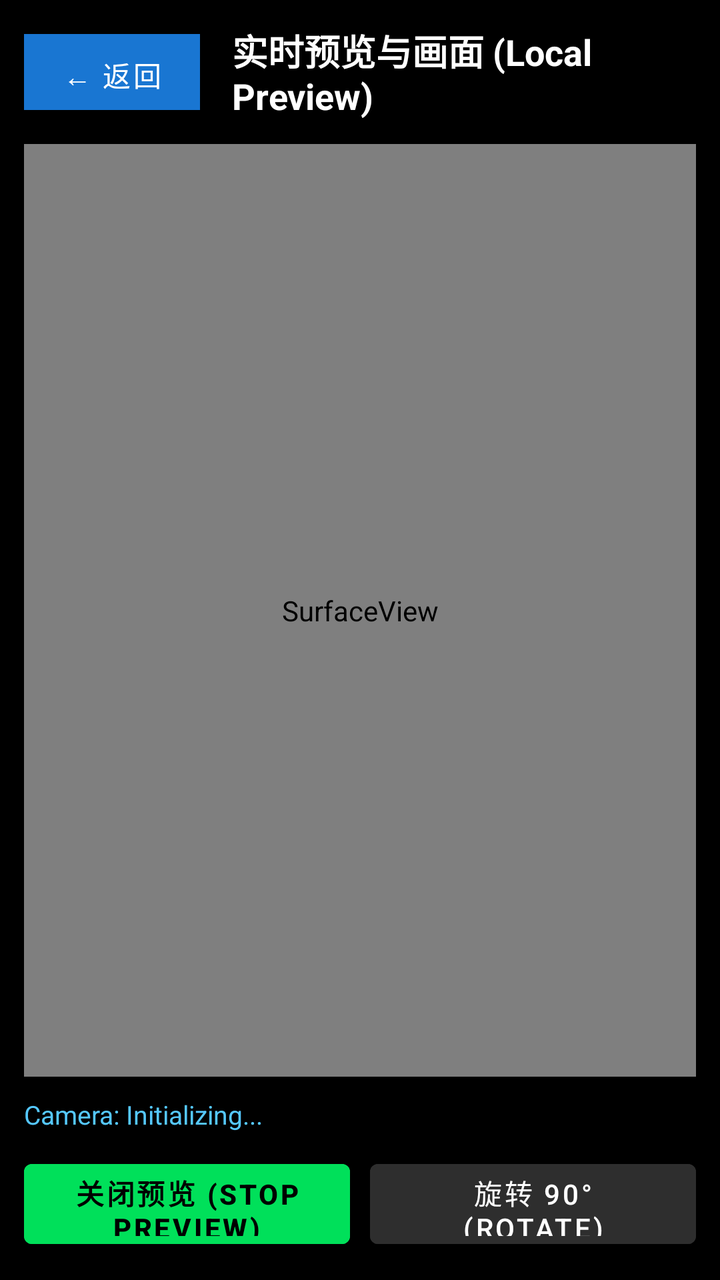
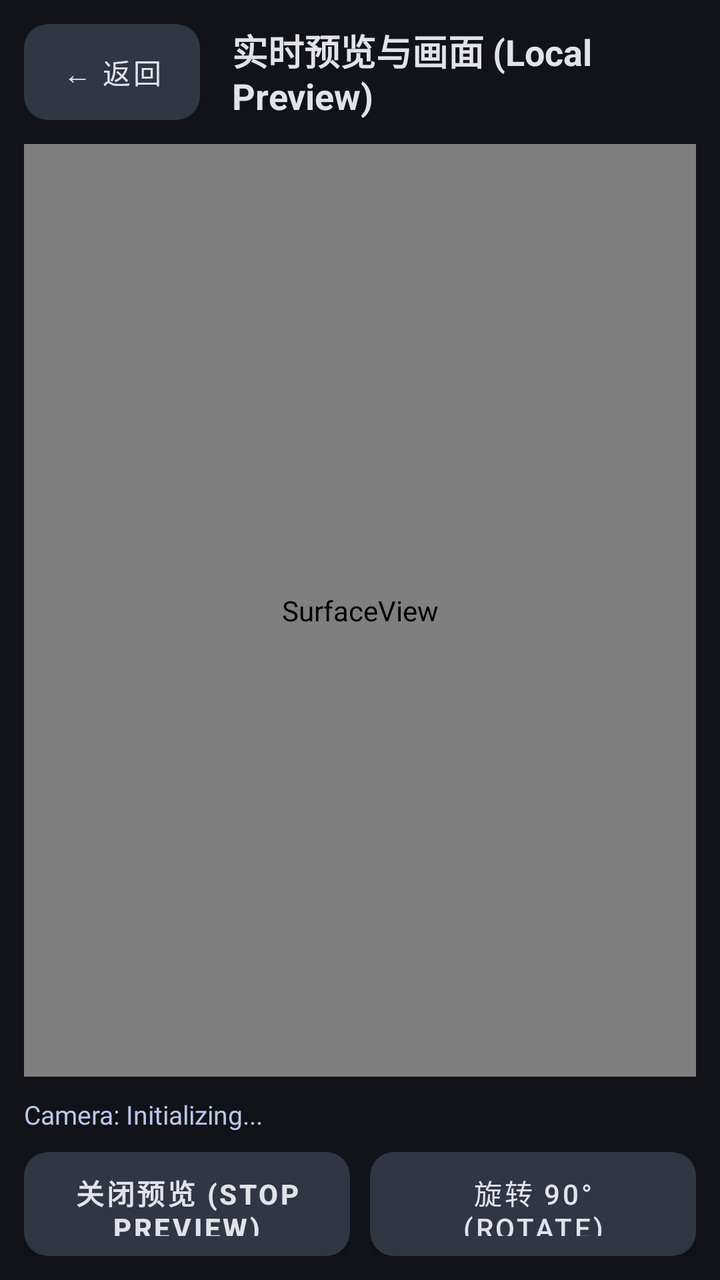

Compare the two renders of this Android layout. The source of the first and the diff that turns it into the second are given below.
<!-- AndroidManifest.xml: application theme Theme.CameraAgent -->
<!-- res/layout/activity_preview.xml -->
<?xml version="1.0" encoding="utf-8"?>
<LinearLayout xmlns:android="http://schemas.android.com/apk/res/android"
    android:layout_width="match_parent"
    android:layout_height="match_parent"
    android:background="#000000"
    android:orientation="vertical"
    android:padding="12dp">

    
    <LinearLayout
        android:layout_width="match_parent"
        android:layout_height="wrap_content"
        android:gravity="center_vertical"
        android:orientation="horizontal">

        <Button
            android:id="@+id/btnBack"
            android:layout_width="wrap_content"
            android:layout_height="38dp"
            android:background="#2E2E2E"
            android:text="← 返回"
            android:textColor="#FFFFFF"
            android:textSize="14sp" />

        <TextView
            android:layout_width="0dp"
            android:layout_height="wrap_content"
            android:layout_marginStart="16dp"
            android:layout_weight="1"
            android:text="@string/preview_title"
            android:textColor="#FFFFFF"
            android:textSize="18sp"
            android:textStyle="bold" />
    </LinearLayout>

    
    <FrameLayout
        android:layout_width="match_parent"
        android:layout_height="0dp"
        android:layout_marginTop="12dp"
        android:layout_weight="1"
        android:background="#181818">

        <SurfaceView
            android:id="@+id/previewSurface"
            android:layout_width="match_parent"
            android:layout_height="match_parent" />

        <TextView
            android:id="@+id/tvPreviewStatus"
            android:layout_width="match_parent"
            android:layout_height="match_parent"
            android:gravity="center"
            android:text="Preview Stopped"
            android:textColor="#FFFFFF"
            android:textSize="18sp"
            android:visibility="gone" />
    </FrameLayout>

    
    <TextView
        android:id="@+id/tvPreviewInfo"
        android:layout_width="match_parent"
        android:layout_height="wrap_content"
        android:layout_marginTop="10dp"
        android:textColor="#55C8FF"
        android:textSize="13sp"
        android:text="Camera: Initializing..." />

    
    <LinearLayout
        android:layout_width="match_parent"
        android:layout_height="wrap_content"
        android:layout_marginTop="10dp"
        android:orientation="horizontal">

        <Button
            android:id="@+id/btnTogglePreview"
            android:layout_width="0dp"
            android:layout_height="52dp"
            android:layout_weight="1"
            android:backgroundTint="#00E05A"
            android:text="@string/preview_on"
            android:textColor="#000000"
            android:textSize="14sp"
            android:textStyle="bold" />

        <Button
            android:id="@+id/btnRotate"
            android:layout_width="0dp"
            android:layout_height="52dp"
            android:layout_marginStart="10dp"
            android:layout_weight="1"
            android:backgroundTint="#2E2E2E"
            android:text="@string/btn_rotate"
            android:textColor="#FFFFFF"
            android:textSize="14sp" />
    </LinearLayout>

</LinearLayout>
<!-- resources referenced by this layout -->
<resources>
  <string name="btn_rotate">旋转 90° (Rotate)</string>
  <string name="preview_on">关闭预览 (Stop Preview)</string>
  <string name="preview_title">实时预览与画面 (Local Preview)</string>
  <style name="Theme.CameraAgent" parent="Theme.MaterialComponents.DayNight.NoActionBar">
          <item name="colorPrimary">#1976D2</item>
          <item name="colorPrimaryVariant">#0D47A1</item>
          <item name="colorOnPrimary">#FFFFFF</item>
          <item name="colorSecondary">#00E05A</item>
          <item name="colorSecondaryVariant">#00B347</item>
          <item name="colorOnSecondary">#000000</item>
          <item name="android:windowBackground">#121212</item>
      </style>
</resources>

<!-- the commit's change to res/layout/activity_preview.xml (unified diff, before → after) -->
@@ -1,100 +1,93 @@
 <?xml version="1.0" encoding="utf-8"?>
-<LinearLayout xmlns:android="http://schemas.android.com/apk/res/android"
+<LinearLayout
+    xmlns:android="http://schemas.android.com/apk/res/android"
+    xmlns:app="http://schemas.android.com/apk/res-auto"
     android:layout_width="match_parent"
     android:layout_height="match_parent"
-    android:background="#000000"
+    android:background="@color/ui_background"
     android:orientation="vertical"
     android:padding="12dp">
-
-    
     <LinearLayout
         android:layout_width="match_parent"
         android:layout_height="wrap_content"
         android:gravity="center_vertical"
         android:orientation="horizontal">
-
         <Button
             android:id="@+id/btnBack"
             android:layout_width="wrap_content"
-            android:layout_height="38dp"
-            android:background="#2E2E2E"
+            android:layout_height="48dp"
+            android:background="@drawable/control_button"
             android:text="← 返回"
-            android:textColor="#FFFFFF"
-            android:textSize="14sp" />
-
+            android:textColor="@color/control_text"
+            android:textSize="14sp"
+            android:minHeight="48dp"
+            app:backgroundTint="@color/ui_control" />
         <TextView
             android:layout_width="0dp"
             android:layout_height="wrap_content"
             android:layout_marginStart="16dp"
             android:layout_weight="1"
             android:text="@string/preview_title"
-            android:textColor="#FFFFFF"
+            android:textColor="@color/ui_text"
             android:textSize="18sp"
             android:textStyle="bold" />
     </LinearLayout>
-
-    
     <FrameLayout
         android:layout_width="match_parent"
         android:layout_height="0dp"
         android:layout_marginTop="12dp"
         android:layout_weight="1"
         android:background="#181818">
-
         <SurfaceView
             android:id="@+id/previewSurface"
             android:layout_width="match_parent"
             android:layout_height="match_parent" />
-
         <TextView
             android:id="@+id/tvPreviewStatus"
             android:layout_width="match_parent"
             android:layout_height="match_parent"
             android:gravity="center"
             android:text="Preview Stopped"
-            android:textColor="#FFFFFF"
+            android:textColor="@color/ui_text"
             android:textSize="18sp"
             android:visibility="gone" />
     </FrameLayout>
-
-    
     <TextView
         android:id="@+id/tvPreviewInfo"
         android:layout_width="match_parent"
         android:layout_height="wrap_content"
         android:layout_marginTop="10dp"
-        android:textColor="#55C8FF"
+        android:textColor="@color/ui_primary"
         android:textSize="13sp"
         android:text="Camera: Initializing..." />
-
-    
     <LinearLayout
         android:layout_width="match_parent"
         android:layout_height="wrap_content"
         android:layout_marginTop="10dp"
         android:orientation="horizontal">
-
         <Button
             android:id="@+id/btnTogglePreview"
             android:layout_width="0dp"
             android:layout_height="52dp"
             android:layout_weight="1"
-            android:backgroundTint="#00E05A"
+            app:backgroundTint="@color/ui_control"
             android:text="@string/preview_on"
-            android:textColor="#000000"
+            android:textColor="@color/control_text"
             android:textSize="14sp"
-            android:textStyle="bold" />
-
+            android:textStyle="bold"
+            android:background="@drawable/control_button"
+            android:minHeight="48dp" />
         <Button
             android:id="@+id/btnRotate"
             android:layout_width="0dp"
             android:layout_height="52dp"
             android:layout_marginStart="10dp"
             android:layout_weight="1"
-            android:backgroundTint="#2E2E2E"
+            app:backgroundTint="@color/ui_control"
             android:text="@string/btn_rotate"
-            android:textColor="#FFFFFF"
-            android:textSize="14sp" />
+            android:textColor="@color/control_text"
+            android:textSize="14sp"
+            android:background="@drawable/control_button"
+            android:minHeight="48dp" />
     </LinearLayout>
-
 </LinearLayout>
<!-- resource entries referenced after the edit -->
@@ -1,16 +1,28 @@
 <!-- resources referenced by this layout -->
 <resources>
+  <color name="ui_background">#111318</color>
+  <color name="ui_control">#303643</color>
+  <color name="ui_primary">#BAC6EA</color>
+  <color name="ui_text">#E2E2E9</color>
+  <!-- drawable control_button (drawable) -->
+  <selector xmlns:android="http://schemas.android.com/apk/res/android"><item android:state_selected="true"><shape><solid android:color="@color/ui_primary"/><corners android:radius="12dp"/></shape></item><item android:state_checked="true"><shape><solid android:color="@color/ui_primary"/><corners android:radius="12dp"/></shape></item><item android:state_pressed="true"><shape><solid android:color="@color/ui_pressed"/><corners android:radius="12dp"/></shape></item><item><shape><solid android:color="@color/ui_control"/><corners android:radius="12dp"/></shape></item></selector>
   <string name="btn_rotate">旋转 90° (Rotate)</string>
   <string name="preview_on">关闭预览 (Stop Preview)</string>
   <string name="preview_title">实时预览与画面 (Local Preview)</string>
-  <style name="Theme.CameraAgent" parent="Theme.MaterialComponents.DayNight.NoActionBar">
-          <item name="colorPrimary">#1976D2</item>
-          <item name="colorPrimaryVariant">#0D47A1</item>
-          <item name="colorOnPrimary">#FFFFFF</item>
-          <item name="colorSecondary">#00E05A</item>
-          <item name="colorSecondaryVariant">#00B347</item>
-          <item name="colorOnSecondary">#000000</item>
-          <item name="android:windowBackground">#121212</item>
+  <style name="Theme.CameraAgent" parent="Theme.MaterialComponents.NoActionBar">
+          <item name="colorPrimary">@color/ui_primary</item>
+          <item name="colorPrimaryVariant">@color/ui_primary_container</item>
+          <item name="colorOnPrimary">@color/ui_background</item>
+          <item name="colorSecondary">@color/ui_primary</item>
+          <item name="colorSecondaryVariant">@color/ui_primary_container</item>
+          <item name="colorOnSecondary">@color/ui_background</item>
+          <item name="android:statusBarColor">@color/ui_background</item>
+          <item name="android:navigationBarColor">@color/ui_background</item>
+          <item name="android:colorAccent">@color/ui_primary</item>
+          <item name="android:windowLightStatusBar">false</item>
+          <item name="android:windowBackground">@color/ui_background</item>
       </style>
+  <color name="ui_pressed">#40495F</color>
+  <color name="ui_primary_container">#404D70</color>
 </resources>
 
